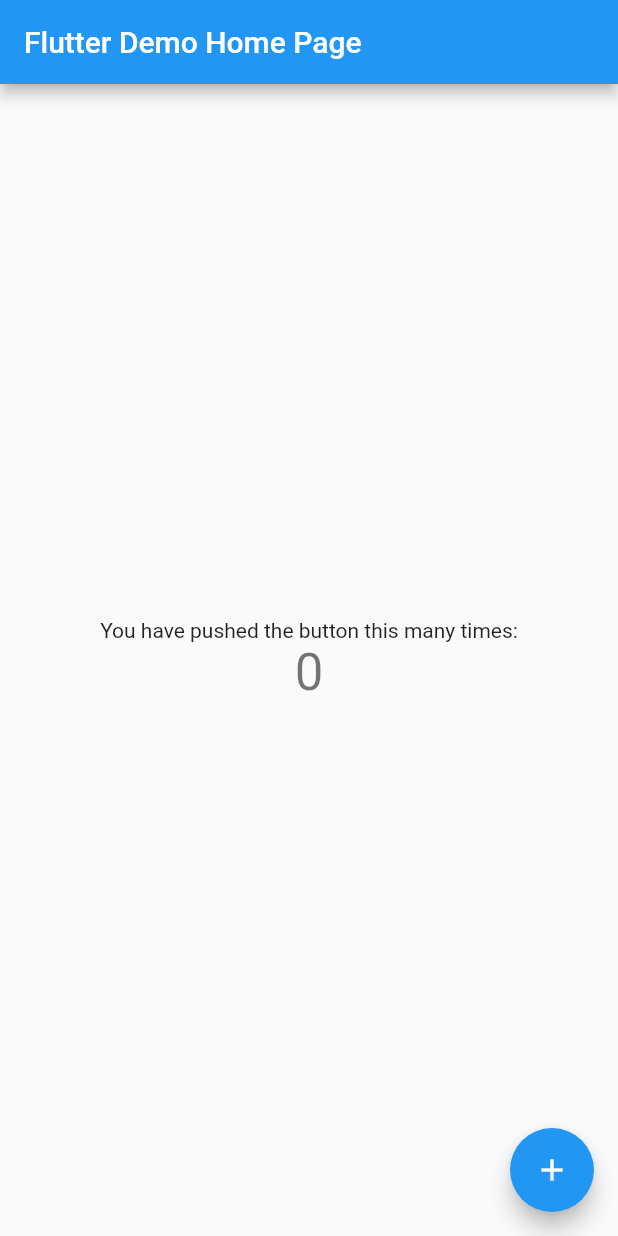
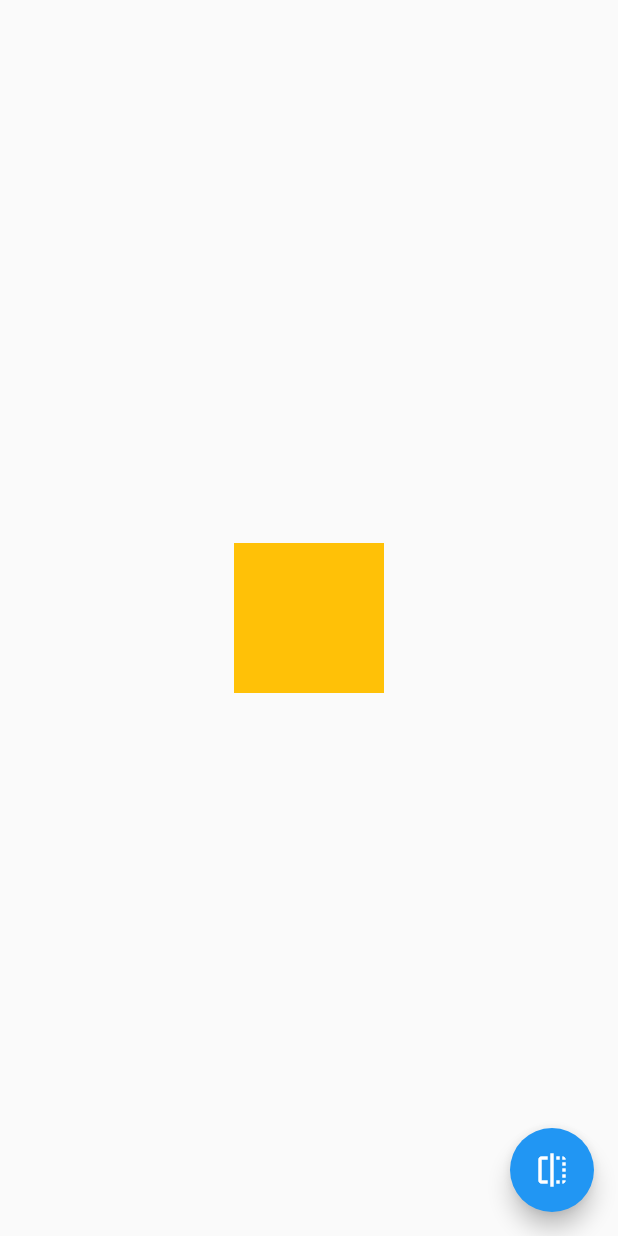
Before and after one commit to Guilherme-so/flutter_animations, a Flutter app: the screen it shows after launch, on a phone screen of 412 x 824 dp. Run offline on Flutter 3.47's test engine with Material 2 defaults, Android fonts, the phone set to English and light mode, and no system bars.

Commit message:
adding in animetedOpacity

```diff
--- a/lib/main.dart
+++ b/lib/main.dart
@@ -1,4 +1,5 @@
 import 'package:flutter/material.dart';
+import 'package:animations/pages/animation_opacity.dart';
 
 void main() {
   runApp(const MyApp());
@@ -7,109 +8,15 @@ void main() {
 class MyApp extends StatelessWidget {
   const MyApp({super.key});
 
-  // This widget is the root of your application.
   @override
   Widget build(BuildContext context) {
     return MaterialApp(
-      title: 'Flutter Demo',
+      title: 'Animations',
+      debugShowCheckedModeBanner: false,
       theme: ThemeData(
-        // This is the theme of your application.
-        //
-        // Try running your application with "flutter run". You'll see the
-        // application has a blue toolbar. Then, without quitting the app, try
-        // changing the primarySwatch below to Colors.green and then invoke
-        // "hot reload" (press "r" in the console where you ran "flutter run",
-        // or simply save your changes to "hot reload" in a Flutter IDE).
-        // Notice that the counter didn't reset back to zero; the application
-        // is not restarted.
         primarySwatch: Colors.blue,
       ),
-      home: const MyHomePage(title: 'Flutter Demo Home Page'),
+      home: const OpacityAnimation(),
     );
   }
 }
-
-class MyHomePage extends StatefulWidget {
-  const MyHomePage({super.key, required this.title});
-
-  // This widget is the home page of your application. It is stateful, meaning
-  // that it has a State object (defined below) that contains fields that affect
-  // how it looks.
-
-  // This class is the configuration for the state. It holds the values (in this
-  // case the title) provided by the parent (in this case the App widget) and
-  // used by the build method of the State. Fields in a Widget subclass are
-  // always marked "final".
-
-  final String title;
-
-  @override
-  State<MyHomePage> createState() => _MyHomePageState();
-}
-
-class _MyHomePageState extends State<MyHomePage> {
-  int _counter = 0;
-
-  void _incrementCounter() {
-    setState(() {
-      // This call to setState tells the Flutter framework that something has
-      // changed in this State, which causes it to rerun the build method below
-      // so that the display can reflect the updated values. If we changed
-      // _counter without calling setState(), then the build method would not be
-      // called again, and so nothing would appear to happen.
-      _counter++;
-    });
-  }
-
-  @override
-  Widget build(BuildContext context) {
-    // This method is rerun every time setState is called, for instance as done
-    // by the _incrementCounter method above.
-    //
-    // The Flutter framework has been optimized to make rerunning build methods
-    // fast, so that you can just rebuild anything that needs updating rather
-    // than having to individually change instances of widgets.
-    return Scaffold(
-      appBar: AppBar(
-        // Here we take the value from the MyHomePage object that was created by
-        // the App.build method, and use it to set our appbar title.
-        title: Text(widget.title),
-      ),
-      body: Center(
-        // Center is a layout widget. It takes a single child and positions it
-        // in the middle of the parent.
-        child: Column(
-          // Column is also a layout widget. It takes a list of children and
-          // arranges them vertically. By default, it sizes itself to fit its
-          // children horizontally, and tries to be as tall as its parent.
-          //
-          // Invoke "debug painting" (press "p" in the console, choose the
-          // "Toggle Debug Paint" action from the Flutter Inspector in Android
-          // Studio, or the "Toggle Debug Paint" command in Visual Studio Code)
-          // to see the wireframe for each widget.
-          //
-          // Column has various properties to control how it sizes itself and
-          // how it positions its children. Here we use mainAxisAlignment to
-          // center the children vertically; the main axis here is the vertical
-          // axis because Columns are vertical (the cross axis would be
-          // horizontal).
-          mainAxisAlignment: MainAxisAlignment.center,
-          children: <Widget>[
-            const Text(
-              'You have pushed the button this many times:',
-            ),
-            Text(
-              '$_counter',
-              style: Theme.of(context).textTheme.headlineMedium,
-            ),
-          ],
-        ),
-      ),
-      floatingActionButton: FloatingActionButton(
-        onPressed: _incrementCounter,
-        tooltip: 'Increment',
-        child: const Icon(Icons.add),
-      ), // This trailing comma makes auto-formatting nicer for build methods.
-    );
-  }
-}
--- /dev/null
+++ b/lib/pages/animation_opacity.dart
@@ -0,0 +1,39 @@
+import 'package:flutter/material.dart';
+
+class OpacityAnimation extends StatefulWidget {
+  const OpacityAnimation({super.key});
+
+  @override
+  State<OpacityAnimation> createState() => _OpacityAnimationState();
+}
+
+class _OpacityAnimationState extends State<OpacityAnimation> {
+  bool _visible = true;
+
+  @override
+  Widget build(BuildContext context) {
+    return Scaffold(
+      body: Center(
+        child: AnimatedOpacity(
+          duration: const Duration(seconds: 1),
+          opacity: _visible ? 1 : 0,
+          curve: Curves.elasticIn,
+          child: Container(
+            width: 100,
+            height: 100,
+            color: Colors.amber,
+          ),
+        ),
+      ),
+      floatingActionButton: FloatingActionButton(
+        onPressed: () {
+          setState(() {
+            _visible = !_visible;
+          });
+        },
+        tooltip: 'Toggle Opacity',
+        child: const Icon(Icons.flip),
+      ),
+    );
+  }
+}
```
